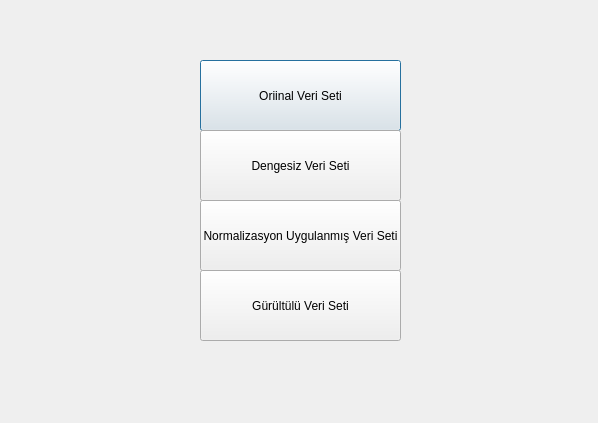
Above: main.ui from kerem37mert/machine-learning-gui-project before the change. Below: the same form after it.
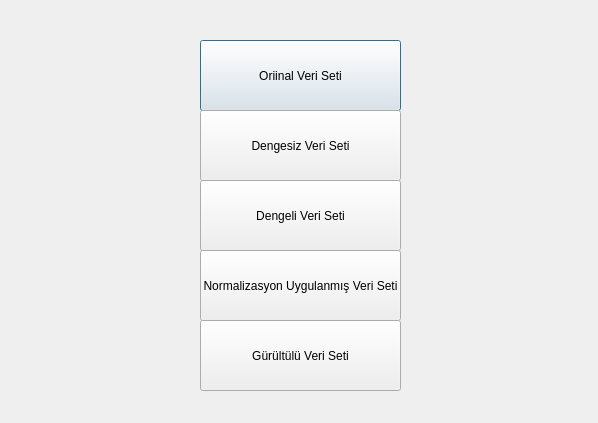
That is the form after the change.

```diff
--- a/main.ui
+++ b/main.ui
@@ -17,7 +17,7 @@
    <property name="geometry">
     <rect>
      <x>200</x>
-     <y>60</y>
+     <y>40</y>
      <width>201</width>
      <height>71</height>
     </rect>
@@ -30,7 +30,7 @@
    <property name="geometry">
     <rect>
      <x>200</x>
-     <y>130</y>
+     <y>110</y>
      <width>201</width>
      <height>71</height>
     </rect>
@@ -43,20 +43,33 @@
    <property name="geometry">
     <rect>
      <x>200</x>
-     <y>200</y>
+     <y>180</y>
      <width>201</width>
      <height>71</height>
     </rect>
    </property>
    <property name="text">
-    <string>Normalizasyon Uygulanmış Veri Seti</string>
+    <string>Dengeli Veri Seti</string>
    </property>
   </widget>
   <widget class="QPushButton" name="button4">
    <property name="geometry">
     <rect>
      <x>200</x>
-     <y>270</y>
+     <y>250</y>
+     <width>201</width>
+     <height>71</height>
+    </rect>
+   </property>
+   <property name="text">
+    <string>Normalizasyon Uygulanmış Veri Seti</string>
+   </property>
+  </widget>
+  <widget class="QPushButton" name="button4_2">
+   <property name="geometry">
+    <rect>
+     <x>200</x>
+     <y>320</y>
      <width>201</width>
      <height>71</height>
     </rect>
```
